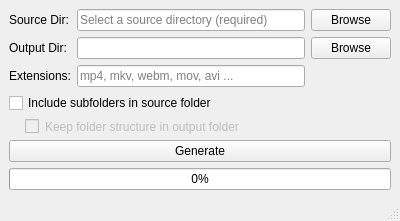
This is main.ui in Gunbard/ThumbThumb as Qt 5 draws it before an edit. The edited form follows.
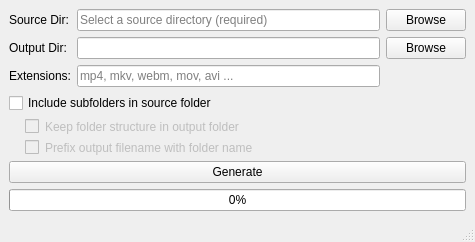
This is the edited form.

Commit message: Add prefix option, more validation

What changed in the file:
```diff
--- a/main.ui
+++ b/main.ui
@@ -6,8 +6,8 @@
    <rect>
     <x>0</x>
     <y>0</y>
-    <width>400</width>
-    <height>200</height>
+    <width>475</width>
+    <height>242</height>
    </rect>
   </property>
   <property name="sizePolicy">
@@ -114,7 +114,7 @@
       </property>
      </widget>
     </item>
-    <item row="7" column="0">
+    <item row="8" column="0">
      <widget class="QProgressBar" name="progressBar">
       <property name="enabled">
        <bool>true</bool>
@@ -158,7 +158,7 @@
       </property>
      </widget>
     </item>
-    <item row="6" column="0">
+    <item row="7" column="0">
      <widget class="QPushButton" name="buttonGenerate">
       <property name="sizePolicy">
        <sizepolicy hsizetype="Minimum" vsizetype="Minimum">
@@ -186,6 +186,19 @@
       </property>
      </widget>
     </item>
+    <item row="5" column="0">
+     <widget class="QCheckBox" name="checkboxPrefixFilename">
+      <property name="enabled">
+       <bool>false</bool>
+      </property>
+      <property name="styleSheet">
+       <string notr="true">padding-left: 16</string>
+      </property>
+      <property name="text">
+       <string>Prefix output filename with folder name</string>
+      </property>
+     </widget>
+    </item>
    </layout>
   </widget>
   <widget class="QStatusBar" name="statusBar">
```
The commit also changes 2 other files.
